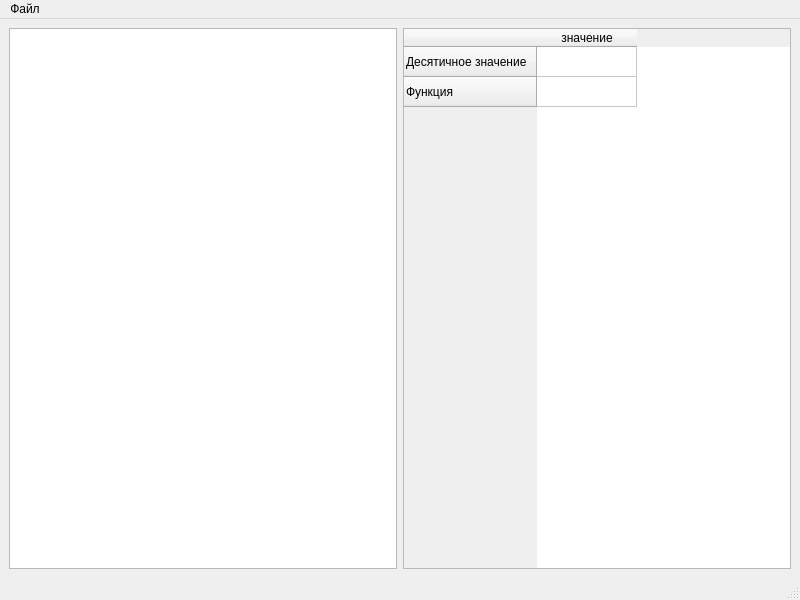
This is hex_editor/mainwindow.ui in Shamsudinov/Hex-Editor as Qt 5 draws it before an edit. The edited form follows.
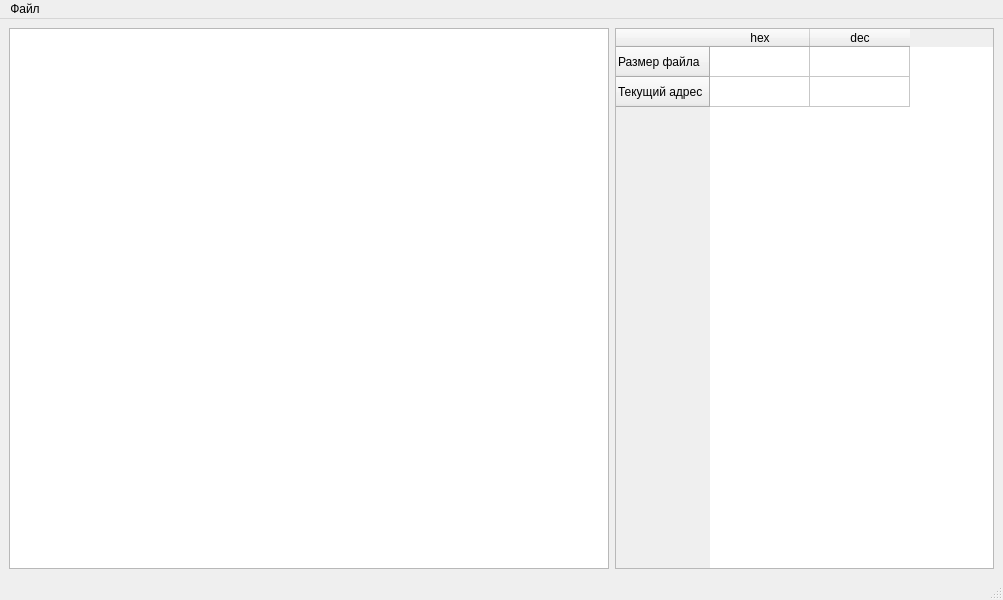
This is the edited form.

The edit to the form file:
```diff
--- a/hex_editor/mainwindow.ui
+++ b/hex_editor/mainwindow.ui
@@ -6,33 +6,51 @@
    <rect>
     <x>0</x>
     <y>0</y>
-    <width>800</width>
+    <width>1003</width>
     <height>600</height>
    </rect>
   </property>
+  <property name="minimumSize">
+   <size>
+    <width>0</width>
+    <height>0</height>
+   </size>
+  </property>
   <property name="windowTitle">
    <string>Hex</string>
   </property>
   <widget class="QWidget" name="centralwidget">
    <layout class="QGridLayout" name="gridLayout">
     <item row="0" column="0">
-     <widget class="QTableView" name="tableView"/>
+     <widget class="QTableView" name="tableView">
+      <property name="minimumSize">
+       <size>
+        <width>600</width>
+        <height>0</height>
+       </size>
+      </property>
+     </widget>
     </item>
     <item row="0" column="1">
      <widget class="QTableWidget" name="tableWidget">
       <row>
        <property name="text">
-        <string>Десятичное значение</string>
+        <string>Размер файла</string>
        </property>
       </row>
       <row>
        <property name="text">
-        <string>Функция</string>
+        <string>Текущий адрес</string>
        </property>
       </row>
       <column>
        <property name="text">
-        <string>значение</string>
+        <string>hex</string>
+       </property>
+      </column>
+      <column>
+       <property name="text">
+        <string>dec</string>
        </property>
       </column>
      </widget>
@@ -45,7 +63,7 @@
     <rect>
      <x>0</x>
      <y>0</y>
-     <width>800</width>
+     <width>1003</width>
      <height>22</height>
     </rect>
    </property>
```
Left out of the diff: 2 changed lines with no effect on the pictures.
